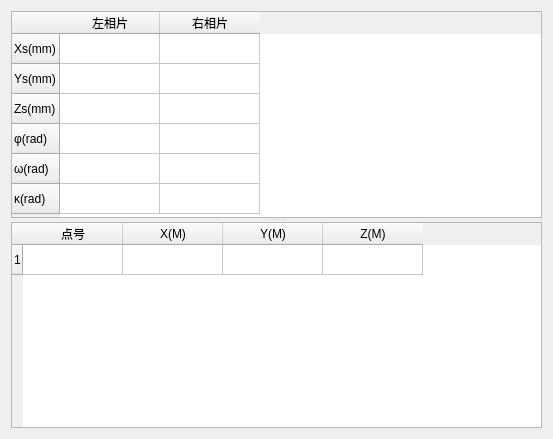
crackey/photogrammetry, file ui/intersectionwidgetbase.ui: the form before one commit.
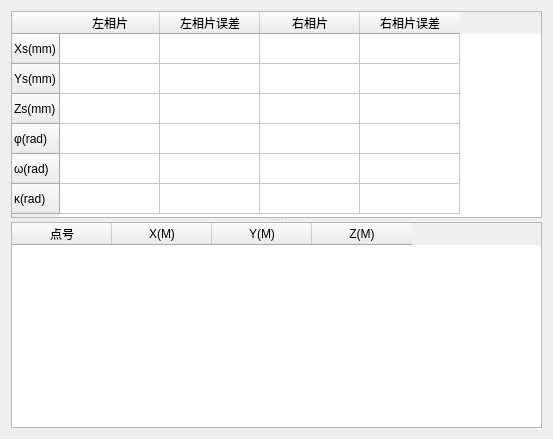
The form after the commit.

```diff
--- a/ui/intersectionwidgetbase.ui
+++ b/ui/intersectionwidgetbase.ui
@@ -12,15 +12,12 @@
   <property name="windowTitle" >
    <string>Form</string>
   </property>
-  <layout class="QHBoxLayout" name="horizontalLayout_2" >
+  <layout class="QVBoxLayout" name="verticalLayout" >
    <item>
     <widget class="QSplitter" name="splitter" >
      <property name="orientation" >
       <enum>Qt::Vertical</enum>
      </property>
-     <widget class="QWidget" name="layoutWidget" >
-      <layout class="QHBoxLayout" name="horizontalLayout" >
-       <item>
         <widget class="QTableWidget" name="orientTable" >
          <property name="sizePolicy" >
           <sizepolicy vsizetype="Preferred" hsizetype="MinimumExpanding" >
@@ -35,7 +32,7 @@
           <number>6</number>
          </property>
          <property name="columnCount" >
-          <number>2</number>
+       <number>4</number>
          </property>
          <row>
           <property name="text" >
@@ -72,23 +69,29 @@
            <string>左相片</string>
           </property>
          </column>
+      <column>
+       <property name="text" >
+        <string>左相片误差</string>
+       </property>
+      </column>
          <column>
           <property name="text" >
            <string>右相片</string>
           </property>
          </column>
-        </widget>
-       </item>
-      </layout>
+      <column>
+       <property name="text" >
+        <string>右相片误差</string>
+       </property>
+      </column>
      </widget>
      <widget class="QTableWidget" name="forwardTable" >
       <property name="rowCount" >
-       <number>1</number>
+       <number>0</number>
       </property>
       <property name="columnCount" >
        <number>4</number>
       </property>
-      <row/>
       <column>
        <property name="text" >
         <string>点号</string>
```
Lines whose indentation alone changed are shown as unchanged.
